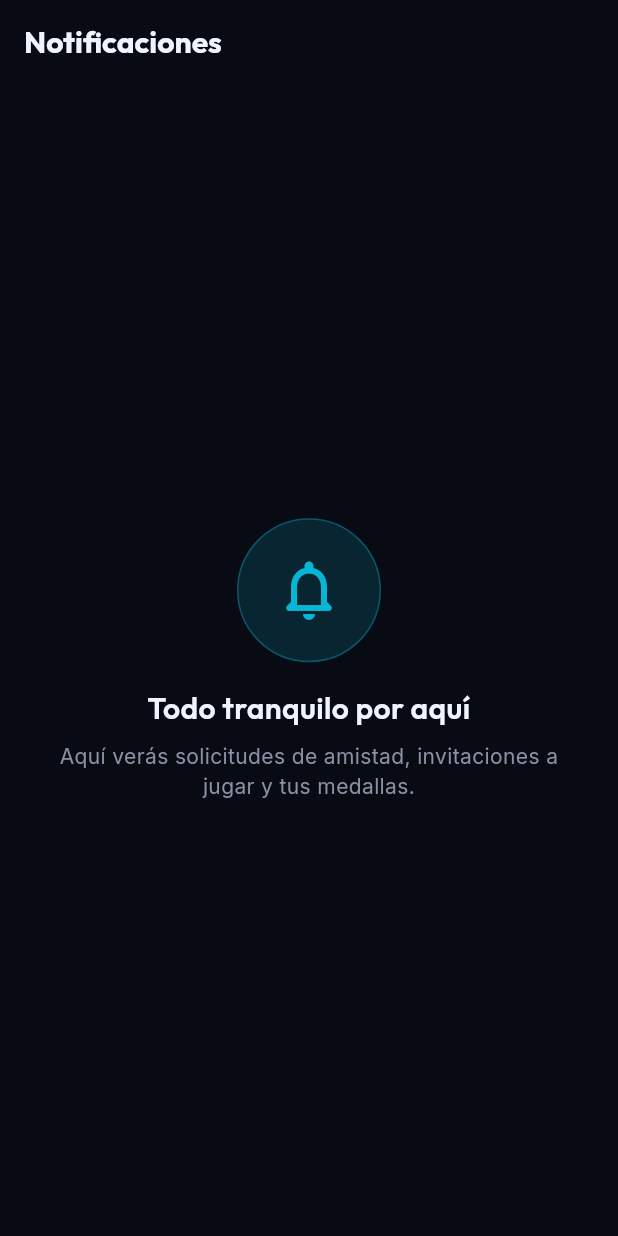
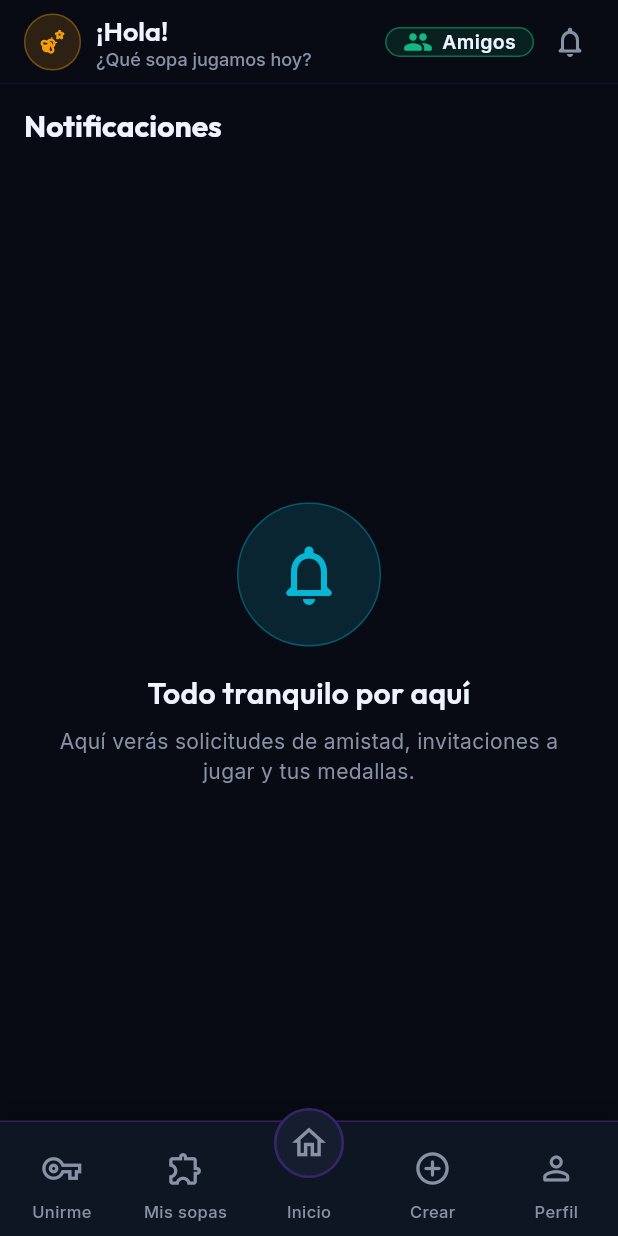
Before and after one commit to Yadirtf/sopa-de-letras, a Flutter app: the NotificationsPage screen opened by its route, on a phone screen of 412 x 824 dp. Run offline on Flutter 3.47's test engine with Material 3 defaults, Android fonts, the phone set to English and light mode, and no system bars; our stand-ins replace dartz, dio, equatable, firebase_core, firebase_messaging, flutter_local_notifications and 7 more; accounts and stored records are empty; network calls fail.

Commit message:
feat(app): barras de arriba y abajo en todas las pantallas salvo sala y partida
- La barra de arriba (saludo con avatar, Amigos y campana) pasa al marco
  comun y se ve en Inicio, Unirme, Mis sopas, Crear, Perfil, Amigos y
  Notificaciones.
- Crear sopa, Amigos y Notificaciones son ramas del StatefulShellRoute, asi
  que la barra inferior tambien se ve ahi. "Crear" es ahora una pestaña.
- Sala, partida, crear sala y podio siguen fuera del marco.
- openShellLocation: dentro del marco cambia de pestaña con go; desde la
  sala o la partida hace push para poder volver (aviso push de solicitud).
- Al crear una sopa se vuelve a "Mis sopas" recargada (antes hacia pop).

Co-Authored-By: Claude Opus 5.5 (1M context) <noreply@anthropic.com>
Claude-Session: https://claude.ai/code/session_01Cmv7wwX8kbBn76ZQwHqyHQ

```diff
--- a/app/lib/core/router/app_router.dart
+++ b/app/lib/core/router/app_router.dart
@@ -1,3 +1,4 @@
+import 'package:flutter/widgets.dart';
 import 'package:go_router/go_router.dart';
 import '../../features/auth/presentation/pages/login_page.dart';
 import '../../features/auth/presentation/pages/register_page.dart';
@@ -31,8 +32,10 @@ final appRouter = GoRouter(
       path: '/forgot-pin',
       builder: (context, state) => const ForgotPinPage(),
     ),
-    // Pantallas con barra inferior. El orden de las ramas es el de
-    // HomeBottomBar: Unirme, Mis sopas, Inicio (casita) y Perfil.
+    // Pantallas con barra superior e inferior. Las cinco primeras ramas son
+    // las de HomeBottomBar (Unirme, Mis sopas, Inicio, Crear, Perfil); Amigos
+    // y Notificaciones se abren desde la barra de arriba. Sala, partida y
+    // crear sala quedan fuera: ahí el tablero ocupa toda la pantalla.
     StatefulShellRoute.indexedStack(
       builder: (context, state, navigationShell) => HomeShellPage(navigationShell: navigationShell),
       branches: [
@@ -46,16 +49,28 @@ final appRouter = GoRouter(
           GoRoute(path: '/home', builder: (context, state) => const CatalogPage()),
         ]),
         StatefulShellBranch(routes: [
+          GoRoute(path: '/create-word-search', builder: (context, state) => const CreateWordSearchPage()),
+        ]),
+        StatefulShellBranch(routes: [
           GoRoute(path: '/profile', builder: (context, state) => const ProfilePage()),
+        ]),
+        StatefulShellBranch(routes: [
+          GoRoute(
+            path: '/friends',
+            builder: (context, state) {
+              final tab = (state.extra as Map<String, dynamic>?)?['tab'] as int? ?? 0;
+              // La key reabre la pestaña pedida aunque la pantalla ya existiera.
+              return FriendsPage(key: ValueKey('friends-tab-$tab'), initialTab: tab);
+            },
+          ),
+        ]),
+        StatefulShellBranch(routes: [
+          GoRoute(path: '/notifications', builder: (context, state) => const NotificationsPage()),
         ]),
       ],
     ),
     // Alias antiguo: la sala y el podio vuelven aquí al terminar.
     GoRoute(path: '/catalog', redirect: (context, state) => '/home'),
-    GoRoute(
-      path: '/create-word-search',
-      builder: (context, state) => const CreateWordSearchPage(),
-    ),
     GoRoute(
       path: '/create-room',
       builder: (context, state) {
@@ -79,17 +94,6 @@ final appRouter = GoRouter(
       ),
     ),
     GoRoute(
-      path: '/friends',
-      builder: (context, state) {
-        final extra = state.extra as Map<String, dynamic>? ?? {};
-        return FriendsPage(initialTab: extra['tab'] as int? ?? 0);
-      },
-    ),
-    GoRoute(
-      path: '/notifications',
-      builder: (context, state) => const NotificationsPage(),
-    ),
-    GoRoute(
       path: '/game-podium/:code',
       builder: (context, state) => GamePodiumPage(
         roomCode: state.pathParameters['code'] ?? '',
--- a/app/lib/features/catalog/presentation/widgets/home_friends_button.dart
+++ b/app/lib/features/catalog/presentation/widgets/home_friends_button.dart
@@ -26,7 +26,7 @@ class HomeFriendsButton extends ConsumerWidget {
           shape: StadiumBorder(side: BorderSide(color: AppColors.accentEmerald.withValues(alpha: 0.5))),
           child: InkWell(
             customBorder: const StadiumBorder(),
-            onTap: () => context.push('/friends', extra: {'tab': pending > 0 ? 1 : 0}),
+            onTap: () => context.go('/friends', extra: {'tab': pending > 0 ? 1 : 0}),
             child: Padding(
               padding: const EdgeInsets.symmetric(horizontal: 12),
               child: Row(
--- a/app/lib/features/editor/presentation/pages/create_word_search_page.dart
+++ b/app/lib/features/editor/presentation/pages/create_word_search_page.dart
@@ -4,6 +4,7 @@ import 'package:go_router/go_router.dart';
 import '../../../../core/theme/app_colors.dart';
 import '../../../../core/theme/app_typography.dart';
 import '../providers/editor_notifier.dart';
+import '../providers/my_creations_notifier.dart';
 import '../widgets/difficulty_selector_widget.dart';
 import '../widgets/word_chips_input_widget.dart';
 import '../widgets/interactive_grid_preview.dart';
@@ -38,7 +39,10 @@ class _CreateWordSearchPageState extends ConsumerState<CreateWordSearchPage> {
         const SnackBar(content: Text('¡Sopa creada exitosamente!')),
       );
       notifier.reset();
-      context.pop();
+      // Crear es una pestaña: no hay nada debajo a lo que volver. Mostramos
+      // la sopa nueva en "Mis sopas", recargada para que aparezca.
+      ref.read(myCreationsNotifierProvider.notifier).fetchMyCreations();
+      context.go('/my-creations');
     }
   }
 
--- a/app/lib/features/editor/presentation/pages/my_creations_page.dart
+++ b/app/lib/features/editor/presentation/pages/my_creations_page.dart
@@ -55,7 +55,7 @@ class MyCreationsPage extends ConsumerWidget {
         actions: [
           IconButton(
             icon: const Icon(Icons.add_circle_outline_rounded, color: AppColors.accentCyan),
-            onPressed: () => context.push('/create-word-search'),
+            onPressed: () => context.go('/create-word-search'),
           ),
         ],
       ),
@@ -128,7 +128,7 @@ class MyCreationsPage extends ConsumerWidget {
           ),
           const SizedBox(height: 20),
           ElevatedButton.icon(
-            onPressed: () => context.push('/create-word-search'),
+            onPressed: () => context.go('/create-word-search'),
             icon: const Icon(Icons.add_rounded),
             label: const Text('Crear Sopa Ahora'),
             style: ElevatedButton.styleFrom(
--- a/app/lib/features/home/presentation/pages/home_shell_page.dart
+++ b/app/lib/features/home/presentation/pages/home_shell_page.dart
@@ -2,9 +2,10 @@ import 'package:flutter/material.dart';
 import 'package:go_router/go_router.dart';
 import '../../../../core/theme/app_colors.dart';
 import '../widgets/home_bottom_bar.dart';
+import '../widgets/shell_top_bar.dart';
 
-/// Marco de las pantallas "de casa": Unirme, Mis sopas, Inicio y Perfil
-/// comparten la barra inferior. Sala, partida y editores son rutas de la raíz,
+/// Marco de las pantallas "de casa": barra de arriba (saludo, Amigos y
+/// campana) y barra de abajo (Unirme, Mis sopas, Inicio, Crear y Perfil). Sala, partida y editores son rutas de la raíz,
 /// así que al entrar en ellas la barra desaparece sola y el tablero tiene
 /// toda la pantalla.
 class HomeShellPage extends StatelessWidget {
@@ -32,11 +33,11 @@ class HomeShellPage extends StatelessWidget {
       },
       child: Scaffold(
         backgroundColor: AppColors.bgPrimary,
+        appBar: const ShellTopBar(),
         body: navigationShell,
         bottomNavigationBar: HomeBottomBar(
           currentBranch: navigationShell.currentIndex,
           onBranchSelected: _goTo,
-          onCreate: () => context.push('/create-word-search'),
         ),
       ),
     );
--- a/app/lib/features/home/presentation/widgets/home_bottom_bar.dart
+++ b/app/lib/features/home/presentation/widgets/home_bottom_bar.dart
@@ -6,23 +6,23 @@ import 'home_house_button.dart';
 /// Barra inferior con la casita en el centro. Cada icono lleva su palabra
 /// debajo: nadie tiene que adivinar qué hace un dibujo.
 ///
-/// Orden de ramas del shell: 0 Unirme · 1 Mis sopas · 2 Inicio · 3 Perfil.
-/// "Crear" no es una pestaña sino un atajo que abre el editor encima.
+/// Orden de ramas del shell: 0 Unirme · 1 Mis sopas · 2 Inicio · 3 Crear ·
+/// 4 Perfil. Las ramas 5 (Amigos) y 6 (Notificaciones) se abren desde la
+/// barra de arriba y no encienden ningún botón de esta.
 class HomeBottomBar extends StatelessWidget {
   static const int joinBranch = 0;
   static const int mineBranch = 1;
   static const int homeBranch = 2;
-  static const int profileBranch = 3;
+  static const int createBranch = 3;
+  static const int profileBranch = 4;
 
   final int currentBranch;
   final ValueChanged<int> onBranchSelected;
-  final VoidCallback onCreate;
 
   const HomeBottomBar({
     super.key,
     required this.currentBranch,
     required this.onBranchSelected,
-    required this.onCreate,
   });
 
   @override
@@ -60,13 +60,8 @@ class HomeBottomBar extends StatelessWidget {
                   onTap: () => onBranchSelected(homeBranch),
                 ),
               ),
-              HomeBarItem(
-                icon: Icons.add_circle_outline_rounded,
-                label: 'Crear',
-                color: AppColors.accentEmerald,
-                selected: false,
-                onTap: onCreate,
-              ),
+              tab(createBranch, Icons.add_circle_outline_rounded, Icons.add_circle_rounded, 'Crear',
+                  AppColors.accentEmerald),
               tab(profileBranch, Icons.person_outline_rounded, Icons.person_rounded, 'Perfil', AppColors.accentViolet),
             ],
           ),
--- /dev/null
+++ b/app/lib/features/home/presentation/widgets/shell_top_bar.dart
@@ -0,0 +1,34 @@
+import 'package:flutter/material.dart';
+import 'package:go_router/go_router.dart';
+import '../../../../core/theme/app_colors.dart';
+import '../../../catalog/presentation/widgets/home_friends_button.dart';
+import '../../../catalog/presentation/widgets/home_greeting_title.dart';
+import '../../../notifications/presentation/widgets/notification_bell_button.dart';
+
+/// Barra de arriba común a todas las pantallas del marco: saludo con el
+/// avatar (lleva al perfil), Amigos y la campana. Así lo social siempre
+/// está a un toque, estés donde estés, salvo en la sala y la partida.
+class ShellTopBar extends StatelessWidget implements PreferredSizeWidget {
+  const ShellTopBar({super.key});
+
+  @override
+  Size get preferredSize => const Size.fromHeight(kToolbarHeight);
+
+  @override
+  Widget build(BuildContext context) {
+    return AppBar(
+      backgroundColor: AppColors.bgPrimary,
+      surfaceTintColor: Colors.transparent,
+      elevation: 0,
+      automaticallyImplyLeading: false,
+      titleSpacing: 16,
+      title: InkWell(
+        borderRadius: BorderRadius.circular(24),
+        onTap: () => context.go('/profile'),
+        child: const HomeGreetingTitle(),
+      ),
+      actions: const [HomeFriendsButton(), NotificationBellButton(), SizedBox(width: 8)],
+      shape: const Border(bottom: BorderSide(color: AppColors.borderSubtle)),
+    );
+  }
+}
--- a/app/lib/features/notifications/presentation/pages/notifications_page.dart
+++ b/app/lib/features/notifications/presentation/pages/notifications_page.dart
@@ -50,9 +50,9 @@ class _NotificationsPageState extends ConsumerState<NotificationsPage> {
     ref.read(notificationsNotifierProvider.notifier).markRead(n.id);
     switch (n.kind) {
       case NotificationKind.friendRequest:
-        context.push('/friends', extra: {'tab': 1});
+        context.go('/friends', extra: {'tab': 1});
       case NotificationKind.friendAccepted:
-        context.push('/friends');
+        context.go('/friends');
       case NotificationKind.roomInvite:
         final code = n.text('roomCode');
         if (code == null) return;
--- a/app/lib/features/notifications/presentation/providers/push_actions.dart
+++ b/app/lib/features/notifications/presentation/providers/push_actions.dart
@@ -1,6 +1,6 @@
 import 'package:flutter_riverpod/flutter_riverpod.dart';
 import '../../../../core/router/app_messenger.dart';
-import '../../../../core/router/app_router.dart';
+import '../../../../core/router/shell_navigation.dart';
 import '../../../game/presentation/providers/game_room_notifier.dart';
 import '../../../social/domain/entities/room_invite_entity.dart';
 import '../../../social/presentation/providers/social_providers.dart';
@@ -40,6 +40,6 @@ void handlePushTap(WidgetRef ref, Map<String, dynamic> data, {DateTime? now}) {
       // El banner global ofrece "Unirme" con su cuenta atrás.
       ref.read(incomingInviteProvider.notifier).state = invite;
     case 'FRIEND_REQUEST':
-      appRouter.push('/friends', extra: {'tab': 1});
+      openShellLocation('/friends', extra: {'tab': 1});
   }
 }
--- a/app/lib/features/notifications/presentation/widgets/notification_bell_button.dart
+++ b/app/lib/features/notifications/presentation/widgets/notification_bell_button.dart
@@ -15,7 +15,7 @@ class NotificationBellButton extends ConsumerWidget {
 
     return IconButton(
       tooltip: unread == 0 ? 'Notificaciones' : 'Notificaciones: $unread sin leer',
-      onPressed: () => context.push('/notifications'),
+      onPressed: () => context.go('/notifications'),
       icon: TweenAnimationBuilder<double>(
         key: ValueKey(unread),
         tween: Tween(begin: unread > 0 ? 1 : 0, end: 0),
```
Also changed, not shown: app/lib/core/router/shell_navigation.dart (added, +26 -0 lines), app/lib/features/catalog/presentation/pages/catalog_page.dart (+1 -11 lines), 1 other file.
